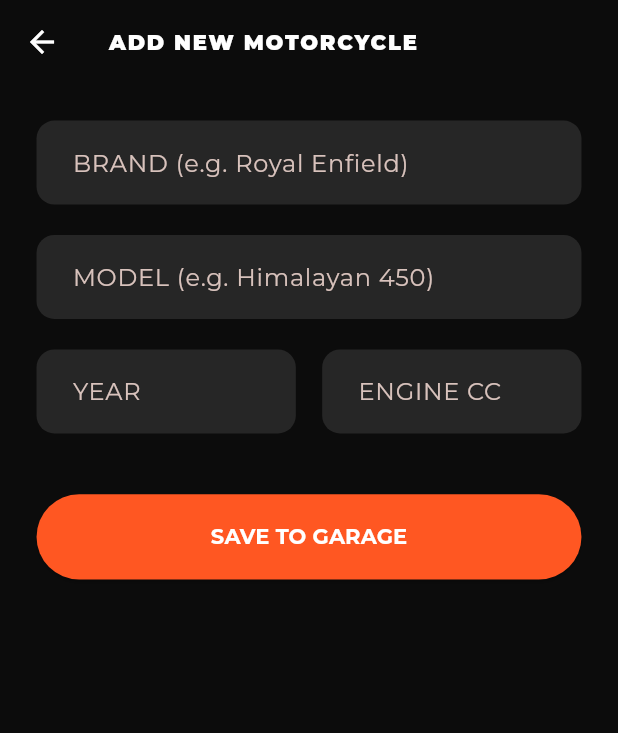
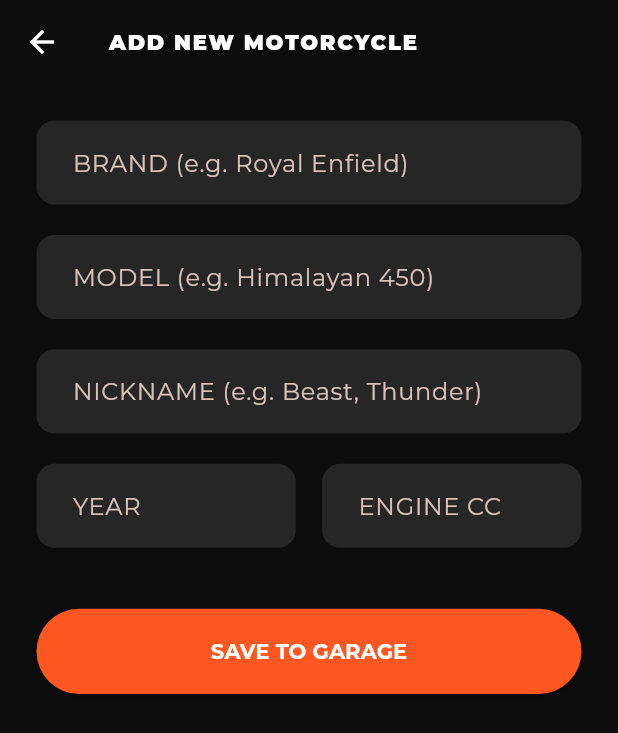
Before and after one commit to abhishekgupta2211/SyncUp, a Flutter app: the AddBikePage screen opened directly, on a phone screen of 412 x 824 dp. Shown: the top 733 px of the screen. Run offline on Flutter 3.47's test engine with Material 3 defaults, Android fonts, the phone set to English and light mode, and no system bars; our stand-ins replace cached_network_image, emoji_picker_flutter, firebase_core, firebase_messaging, flutter_animate, flutter_dotenv and 11 more; missing offline and left inert: record, zego_uikit, zego_uikit_prebuilt_call, zego_uikit_signaling_plugin; accounts and stored records are empty; network calls fail.

Commit message:
Feature 14: Add Bike Nickname field to Garage Co-authored-by: Abhishek Arvind <abhishekarvind9369@gmail.com>

```diff
--- a/lib/features/profile/presentation/pages/add_bike_page.dart
+++ b/lib/features/profile/presentation/pages/add_bike_page.dart
@@ -13,6 +13,7 @@ class AddBikePage extends StatefulWidget {
 class _AddBikePageState extends State<AddBikePage> {
   late final _brand = TextEditingController(text: widget.bike?['brand']);
   late final _model = TextEditingController(text: widget.bike?['model']);
+  late final _nickname = TextEditingController(text: widget.bike?['nickname']);
   late final _year = TextEditingController(text: widget.bike?['year']?.toString());
   late final _cc = TextEditingController(text: widget.bike?['engine_cc']?.toString());
   bool _isSaving = false;
@@ -29,6 +30,7 @@ class _AddBikePageState extends State<AddBikePage> {
         'owner_id': SupabaseService.currentUserId,
         'brand': _brand.text.trim(),
         'model': _model.text.trim(),
+        'nickname': _nickname.text.trim().isEmpty ? null : _nickname.text.trim(),
         'year': int.tryParse(_year.text) ?? 2024,
         'engine_cc': int.tryParse(_cc.text) ?? 150,
       };
@@ -65,6 +67,8 @@ class _AddBikePageState extends State<AddBikePage> {
             SizedBox(height: 20.h),
             _field('MODEL (e.g. Himalayan 450)', _model),
             SizedBox(height: 20.h),
+            _field('NICKNAME (e.g. Beast, Thunder)', _nickname),
+            SizedBox(height: 20.h),
             Row(
               children: [
                 Expanded(child: _field('YEAR', _year, isNum: true)),
```
